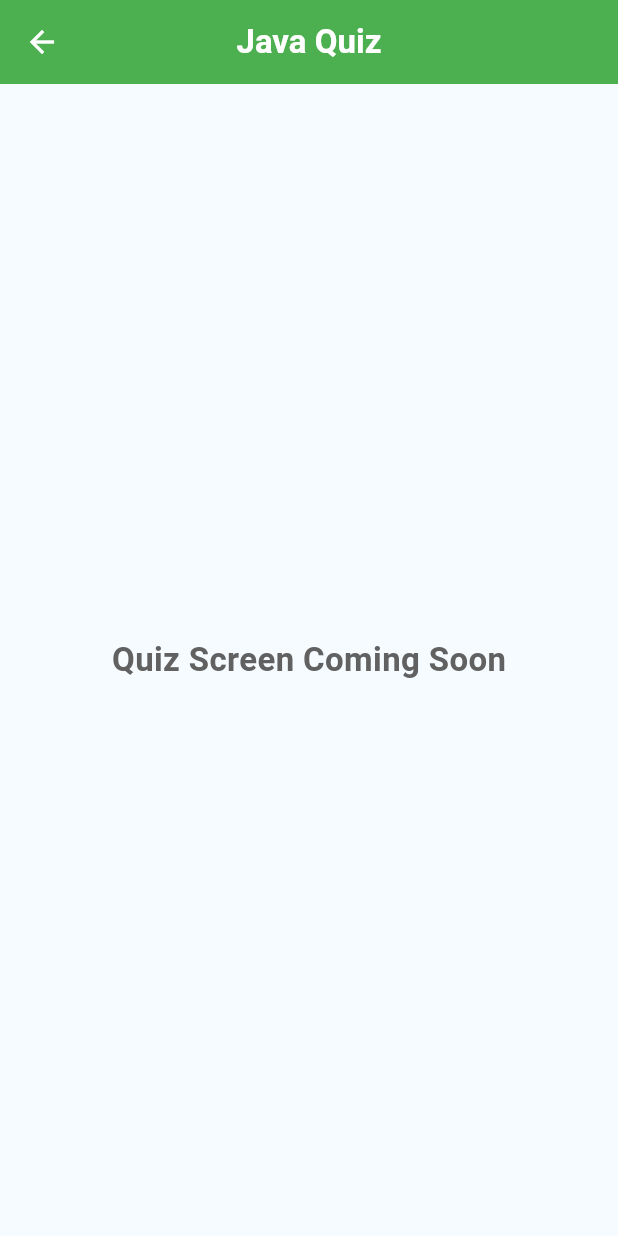
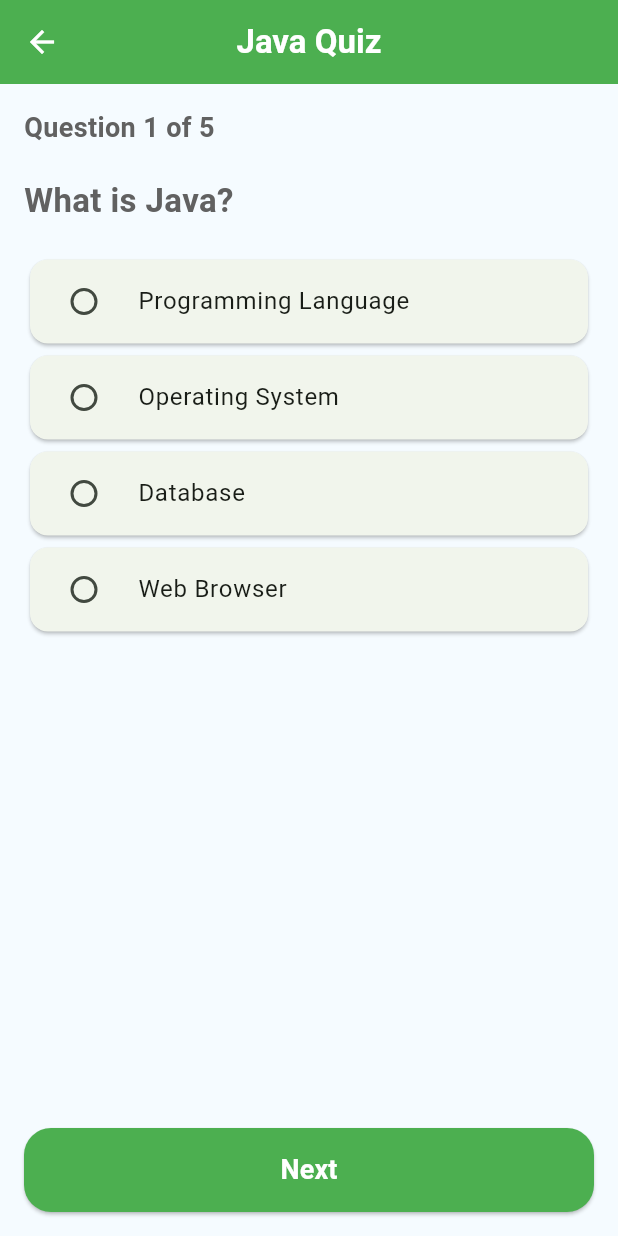
Before and after one commit to hamidabbas08-ux/learning_hero, a Flutter app: the QuizScreen screen opened directly, on a phone screen of 412 x 824 dp. Run offline on Flutter 3.47's test engine with Material 3 defaults, Android fonts, the phone set to English and light mode, and no system bars.

Commit message:
Add first quiz UI

```diff
--- a/lib/features/quiz/screens/quiz_screen.dart
+++ b/lib/features/quiz/screens/quiz_screen.dart
@@ -8,6 +8,15 @@ class QuizScreen extends StatefulWidget {
 }
 
 class _QuizScreenState extends State<QuizScreen> {
+  int selectedOption = -1;
+
+  final List<String> options = [
+    "Programming Language",
+    "Operating System",
+    "Database",
+    "Web Browser",
+  ];
+
   @override
   Widget build(BuildContext context) {
     return Scaffold(
@@ -15,13 +24,50 @@ class _QuizScreenState extends State<QuizScreen> {
         title: const Text("Java Quiz"),
         centerTitle: true,
       ),
-      body: const Center(
-        child: Text(
-          "Quiz Screen Coming Soon",
-          style: TextStyle(
-            fontSize: 22,
-            fontWeight: FontWeight.bold,
-          ),
+      body: Padding(
+        padding: const EdgeInsets.all(16),
+        child: Column(
+          crossAxisAlignment: CrossAxisAlignment.start,
+          children: [
+            const Text(
+              "Question 1 of 5",
+              style: TextStyle(
+                fontSize: 18,
+                fontWeight: FontWeight.bold,
+              ),
+            ),
+            const SizedBox(height: 20),
+            const Text(
+              "What is Java?",
+              style: TextStyle(
+                fontSize: 22,
+                fontWeight: FontWeight.bold,
+              ),
+            ),
+            const SizedBox(height: 20),
+            ...List.generate(options.length, (index) {
+              return Card(
+                child: RadioListTile<int>(
+                  value: index,
+                  groupValue: selectedOption,
+                  title: Text(options[index]),
+                  onChanged: (value) {
+                    setState(() {
+                      selectedOption = value!;
+                    });
+                  },
+                ),
+              );
+            }),
+            const Spacer(),
+            SizedBox(
+              width: double.infinity,
+              child: ElevatedButton(
+                onPressed: () {},
+                child: const Text("Next"),
+              ),
+            ),
+          ],
         ),
       ),
     );
```
